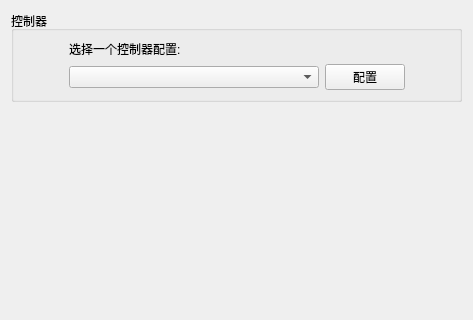
Before: the Qt Designer form src/yuzu/configuration/configure_input_simple.ui in formylover/yuzu-early-access, drawn with Qt 5; both pictures show x 0 to 473 and y 0 to 320 of the 473 by 685 pixel window.
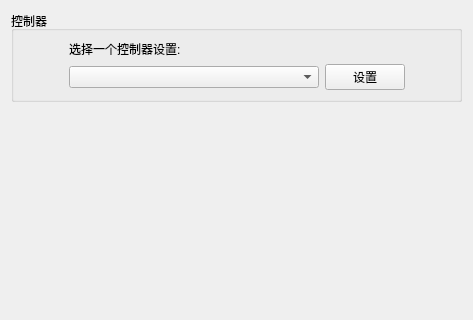
After: the same form once the commit is applied.

Diff of the .ui file:
```diff
--- a/src/yuzu/configuration/configure_input_simple.ui
+++ b/src/yuzu/configuration/configure_input_simple.ui
@@ -25,7 +25,7 @@
         <item row="1" column="2">
          <widget class="QPushButton" name="profile_configure">
           <property name="text">
-           <string>配置</string>
+           <string>设置</string>
           </property>
          </widget>
         </item>
@@ -68,7 +68,7 @@
         <item row="0" column="1" colspan="2">
          <widget class="QLabel" name="label">
           <property name="text">
-           <string>选择一个控制器配置:</string>
+           <string>选择一个控制器设置:</string>
           </property>
          </widget>
         </item>
```
Left out of the diff: 2 changed lines with no effect on the pictures.
